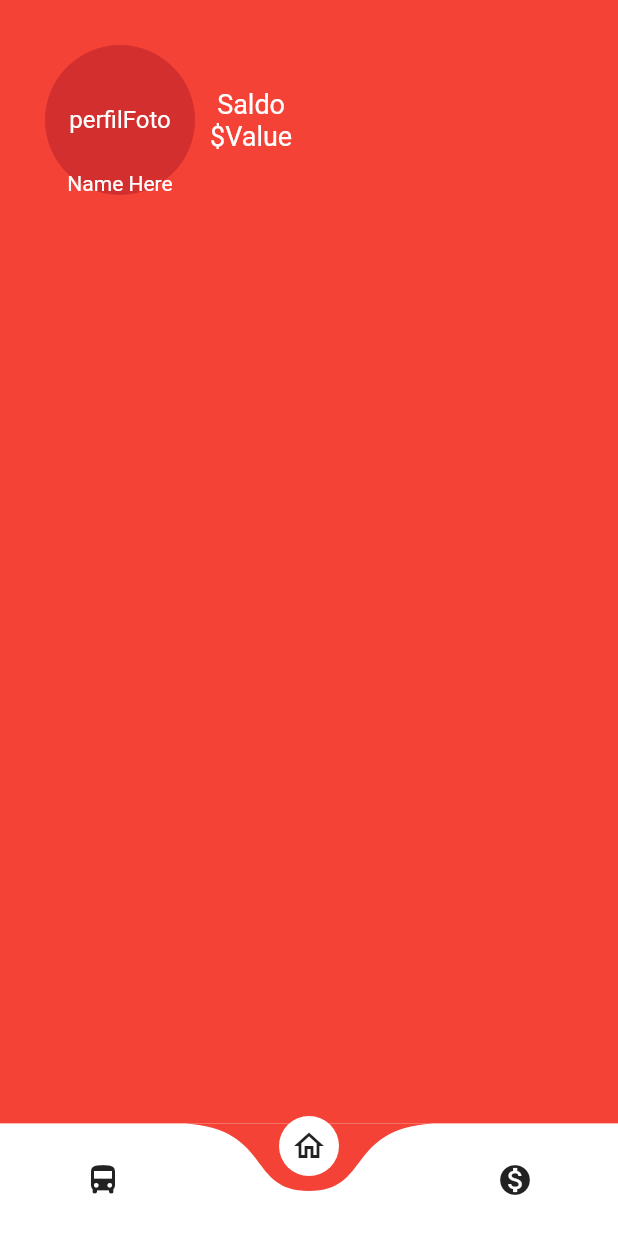
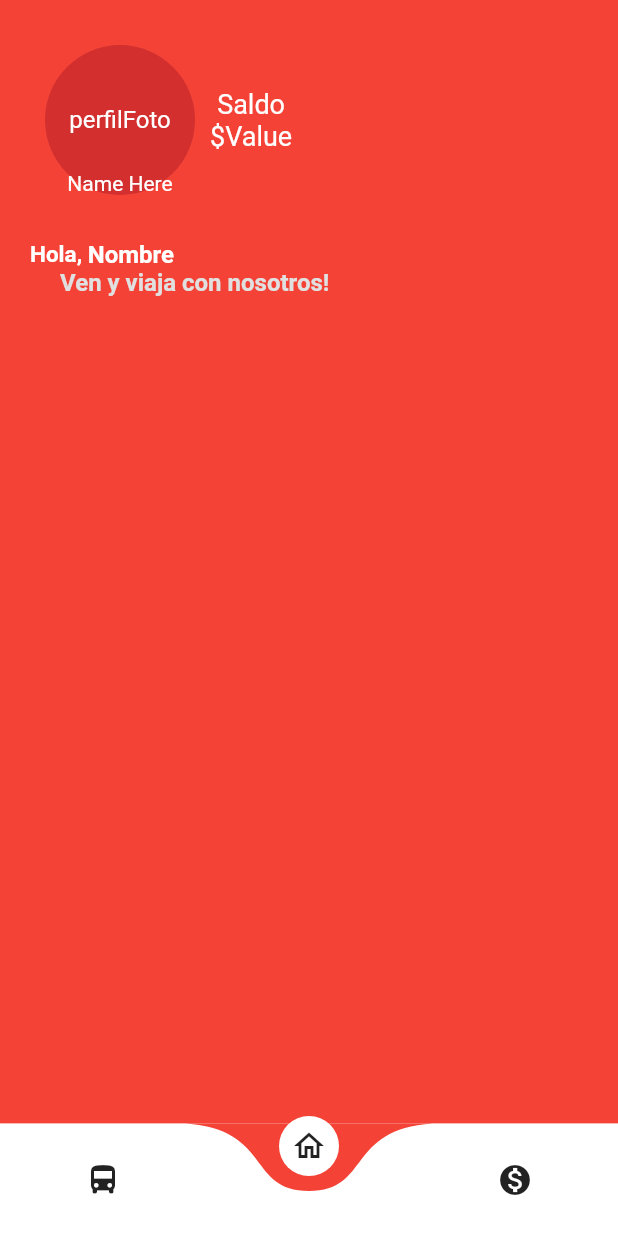
Before and after one commit to Rguarnizo/MoviliApp-Mobile, a Flutter app: the MainPage screen opened by its route, on a phone screen of 412 x 824 dp. Run offline on Flutter 3.47's test engine with Material 2 defaults, Android fonts, the phone set to English and light mode, and no system bars; drawn by our look-alikes of curved_navigation_bar; Roboto replaces fonts that are missing (SourceSansPro).

Commit message:
Home desing development (Posible change...)

```diff
--- a/lib/features/login/presentation/pages/home_page.dart
+++ b/lib/features/login/presentation/pages/home_page.dart
@@ -13,6 +13,7 @@ class HomePage extends StatelessWidget {
       width: width,
       color: Colors.red,
       child: Column(
+        crossAxisAlignment: CrossAxisAlignment.start,
         children: [
           Container(
             width: width,
@@ -20,24 +21,61 @@ class HomePage extends StatelessWidget {
             child: Row(
               mainAxisAlignment: MainAxisAlignment.start,
               children: [
-                Stack(
-                  alignment: Alignment.bottomCenter,
-                  children: [
-                  CircleAvatar(radius: 50,child: Text('perfilFoto'),),
-                  Text('Name Here',style: TextStyle(color: Colors.white),)
-                  ]
+                Stack(alignment: Alignment.bottomCenter, children: [
+                  CircleAvatar(
+                    radius: 50,
+                    child: Text('perfilFoto'),
+                  ),
+                  Text(
+                    'Name Here',
+                    style: TextStyle(color: Colors.white),
+                  )
+                ]),
+                SizedBox(
+                  width: 10,
                 ),
-                SizedBox(width: 10,),
-                Column(
-                  mainAxisSize: MainAxisSize.max,
-                  children: [
-                  Text('Saldo',style: TextStyle(color: Colors.white,fontSize: 18),),
-                  Text('\$Value',style: TextStyle(color: Colors.white,fontSize: 18),)
-                  ]
-                ),
+                Column(mainAxisSize: MainAxisSize.max, children: [
+                  Text(
+                    'Saldo',
+                    style: TextStyle(color: Colors.white, fontSize: 18),
+                  ),
+                  Text(
+                    '\$Value',
+                    style: TextStyle(color: Colors.white, fontSize: 18),
+                  )
+                ]),
               ],
             ),
           ),
+          Container(
+            padding: EdgeInsets.symmetric(horizontal: 20),
+            child: Row(
+              children: [
+                Text('Hola, ',
+                    style: TextStyle(
+                        fontWeight: FontWeight.bold,
+                        fontSize: 15,
+                        color: Colors.white)),
+                Text(
+                  'Nombre',
+                  style: TextStyle(
+                      fontWeight: FontWeight.bold,
+                      fontSize: 16,
+                      color: Colors.white),
+                )
+              ],
+            ),
+          ),
+          Container(
+            padding: EdgeInsets.only(left: 40),
+              child: Text(
+            'Ven y viaja con nosotros!',
+            style: TextStyle(
+                fontWeight: FontWeight.bold,
+                fontSize: 16,
+                color: Colors.grey[300],
+                ),
+          )),
         ],
       ),
     );
```
